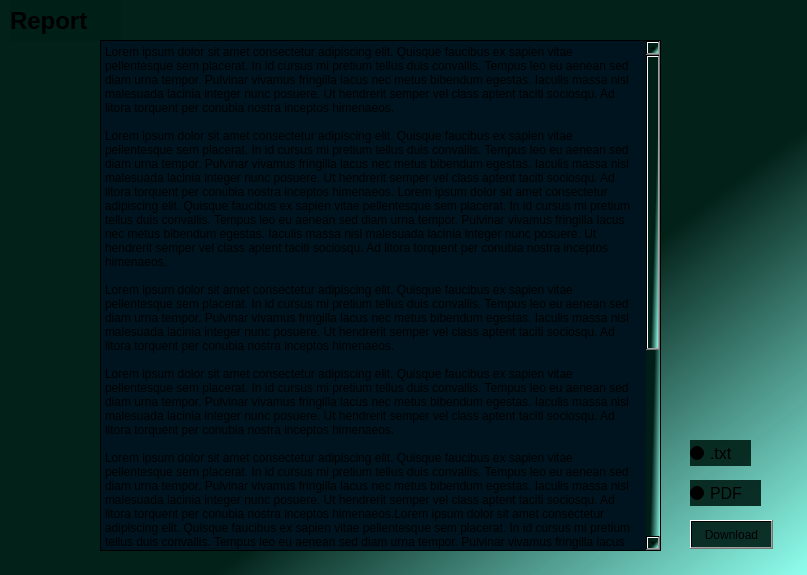
ianlopez07/SMI-Code-Checker, file report.ui: the form before one commit.
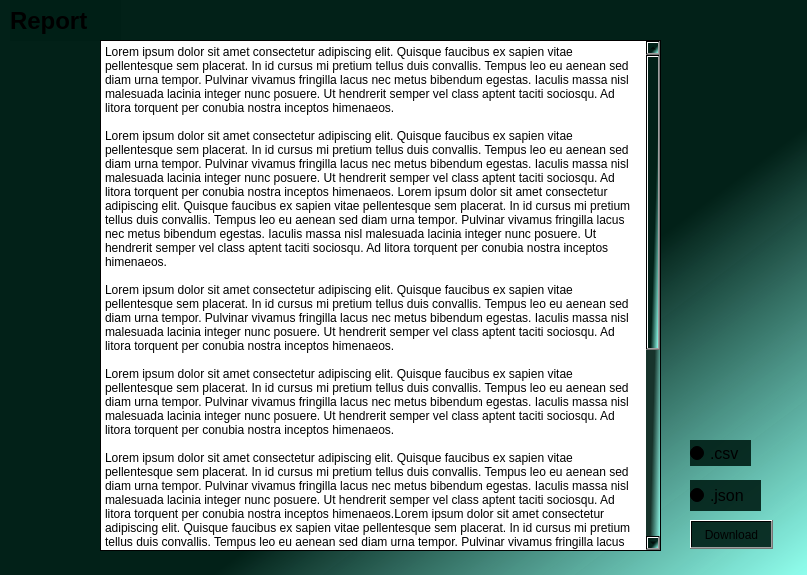
The form after the commit.

Diff of the .ui file:
```diff
--- a/report.ui
+++ b/report.ui
@@ -57,7 +57,7 @@
     <string notr="true">background-color: qlineargradient(spread:pad, x1:1, y1:1, x2:1, y2:1, stop:0.455399 rgba(0, 31, 22, 232), stop:1 rgba(144, 255, 238, 251));</string>
    </property>
    <property name="text">
-    <string>.txt</string>
+    <string>.csv</string>
    </property>
   </widget>
   <widget class="QRadioButton" name="radioButton_2">
@@ -66,7 +66,7 @@
      <x>690</x>
      <y>480</y>
      <width>71</width>
-     <height>26</height>
+     <height>31</height>
     </rect>
    </property>
    <property name="font">
@@ -78,7 +78,7 @@
     <string notr="true">background-color: qlineargradient(spread:pad, x1:1, y1:1, x2:1, y2:1, stop:0.455399 rgba(0, 31, 22, 232), stop:1 rgba(144, 255, 238, 251));</string>
    </property>
    <property name="text">
-    <string>PDF</string>
+    <string>.json</string>
    </property>
   </widget>
   <widget class="QPushButton" name="pushButton">
@@ -107,7 +107,8 @@
     </rect>
    </property>
    <property name="styleSheet">
-    <string notr="true">background-color: qlineargradient(spread:pad, x1:1, y1:1, x2:1, y2:1, stop:0 rgba(0, 20, 31, 255), stop:1 rgba(255, 255, 255, 255));</string>
+    <string notr="true">background-color: qlineargradient(spread:pad, x1:0, y1:0, x2:1, y2:1, stop:0 rgba(255, 255, 255, 255));
+color: rgb(0, 0, 0);</string>
    </property>
    <property name="plainText">
     <string>Lorem ipsum dolor sit amet consectetur adipiscing elit. Quisque faucibus ex sapien vitae pellentesque sem placerat. In id cursus mi pretium tellus duis convallis. Tempus leo eu aenean sed diam urna tempor. Pulvinar vivamus fringilla lacus nec metus bibendum egestas. Iaculis massa nisl malesuada lacinia integer nunc posuere. Ut hendrerit semper vel class aptent taciti sociosqu. Ad litora torquent per conubia nostra inceptos himenaeos.
```
